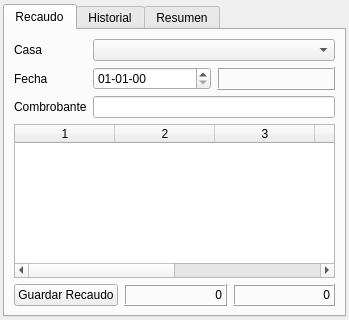
Qt form collectwindow.ui (GonzaloHernandez/jpbilling) before a commit.
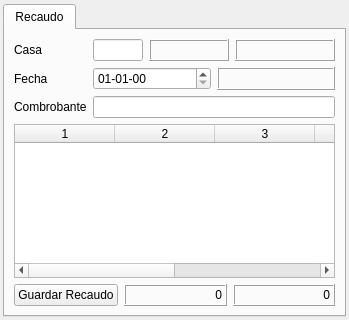
The same form after that commit.

The edit to the form file:
```diff
--- a/collectwindow.ui
+++ b/collectwindow.ui
@@ -39,15 +39,12 @@
        <item>
         <layout class="QFormLayout" name="formLayout">
          <item row="0" column="0">
-          <widget class="QLabel" name="label_home">
+          <widget class="QLabel" name="label_home0">
            <property name="text">
             <string>Casa</string>
            </property>
           </widget>
          </item>
-         <item row="0" column="1">
-          <widget class="QComboBox" name="combobox_home"/>
-         </item>
          <item row="1" column="0">
           <widget class="QLabel" name="label_date0">
            <property name="text">
@@ -89,6 +86,64 @@
            </item>
           </layout>
          </item>
+         <item row="0" column="1">
+          <layout class="QHBoxLayout" name="horizontalLayout_3">
+           <item>
+            <widget class="QLineEdit" name="lineedit_home">
+             <property name="sizePolicy">
+              <sizepolicy hsizetype="Maximum" vsizetype="Fixed">
+               <horstretch>0</horstretch>
+               <verstretch>0</verstretch>
+              </sizepolicy>
+             </property>
+             <property name="maximumSize">
+              <size>
+               <width>50</width>
+               <height>16777215</height>
+              </size>
+             </property>
+            </widget>
+           </item>
+           <item>
+            <widget class="QLabel" name="label_home">
+             <property name="sizePolicy">
+              <sizepolicy hsizetype="Maximum" vsizetype="Preferred">
+               <horstretch>0</horstretch>
+               <verstretch>0</verstretch>
+              </sizepolicy>
+             </property>
+             <property name="maximumSize">
+              <size>
+               <width>80</width>
+               <height>16777215</height>
+              </size>
+             </property>
+             <property name="frameShape">
+              <enum>QFrame::Box</enum>
+             </property>
+             <property name="frameShadow">
+              <enum>QFrame::Raised</enum>
+             </property>
+             <property name="text">
+              <string/>
+             </property>
+            </widget>
+           </item>
+           <item>
+            <widget class="QLabel" name="label_owner">
+             <property name="frameShape">
+              <enum>QFrame::Box</enum>
+             </property>
+             <property name="frameShadow">
+              <enum>QFrame::Raised</enum>
+             </property>
+             <property name="text">
+              <string/>
+             </property>
+            </widget>
+           </item>
+          </layout>
+         </item>
         </layout>
        </item>
        <item>
@@ -149,60 +204,6 @@
        </item>
       </layout>
      </widget>
-     <widget class="QWidget" name="tab_history">
-      <attribute name="title">
-       <string>Historial</string>
-      </attribute>
-      <layout class="QVBoxLayout" name="verticalLayout_3">
-       <item>
-        <widget class="QLabel" name="label_owner">
-         <property name="frameShape">
-          <enum>QFrame::Box</enum>
-         </property>
-         <property name="frameShadow">
-          <enum>QFrame::Raised</enum>
-         </property>
-         <property name="text">
-          <string/>
-         </property>
-         <property name="alignment">
-          <set>Qt::AlignCenter</set>
-         </property>
-        </widget>
-       </item>
-       <item>
-        <widget class="QTableWidget" name="table_history">
-         <property name="rowCount">
-          <number>0</number>
-         </property>
-         <property name="columnCount">
-          <number>5</number>
-         </property>
-         <column/>
-         <column/>
-         <column/>
-         <column/>
-         <column/>
-        </widget>
-       </item>
-      </layout>
-     </widget>
-     <widget class="QWidget" name="tab_summary">
-      <attribute name="title">
-       <string>Resumen</string>
-      </attribute>
-      <layout class="QVBoxLayout" name="verticalLayout_4">
-       <item>
-        <widget class="QTableWidget" name="table_summary">
-         <property name="columnCount">
-          <number>2</number>
-         </property>
-         <column/>
-         <column/>
-        </widget>
-       </item>
-      </layout>
-     </widget>
     </widget>
    </item>
   </layout>
```
